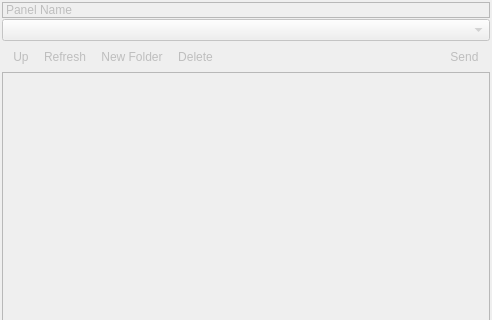
Before: the Qt Designer form source/client/ui/file_transfer/file_panel.ui in SammyEnigma/aspia, drawn with Qt 5; both pictures show x 0 to 492 and y 0 to 320 of the 492 by 553 pixel window.
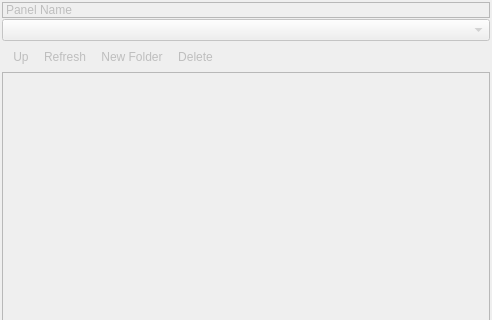
After: the same form once the commit is applied. Icons and pictures are not drawn. Custom widgets are drawn as their Qt base class.

What changed in the file:
```diff
--- a/source/client/ui/file_transfer/file_panel.ui
+++ b/source/client/ui/file_transfer/file_panel.ui
@@ -83,20 +83,6 @@
        </property>
       </widget>
      </item>
-     <item>
-      <widget class="QToolBar" name="toolbar2">
-       <property name="iconSize">
-        <size>
-         <width>24</width>
-         <height>24</height>
-        </size>
-       </property>
-       <property name="toolButtonStyle">
-        <enum>Qt::ToolButtonStyle::ToolButtonTextBesideIcon</enum>
-       </property>
-       <addaction name="action_send"/>
-      </widget>
-     </item>
     </layout>
    </item>
    <item>
```
